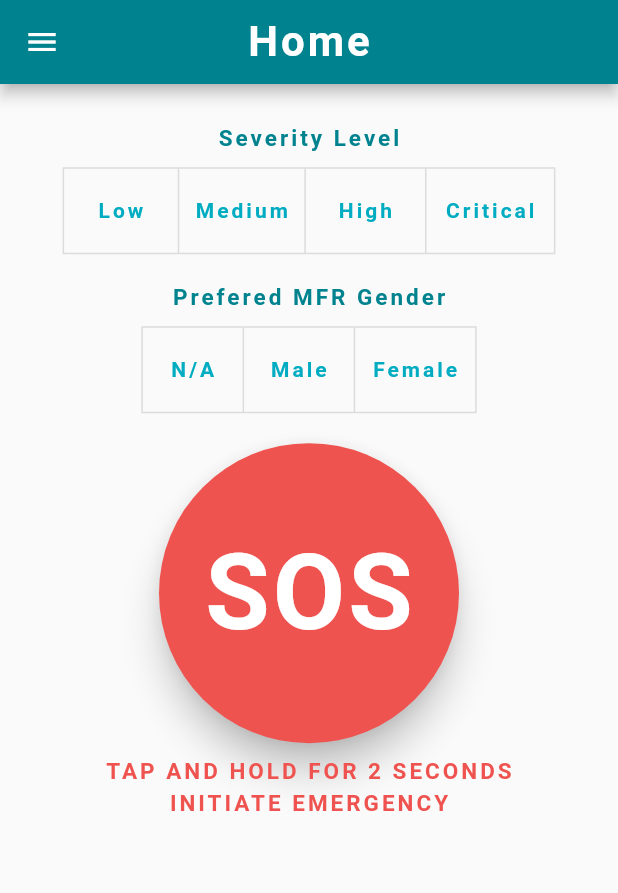
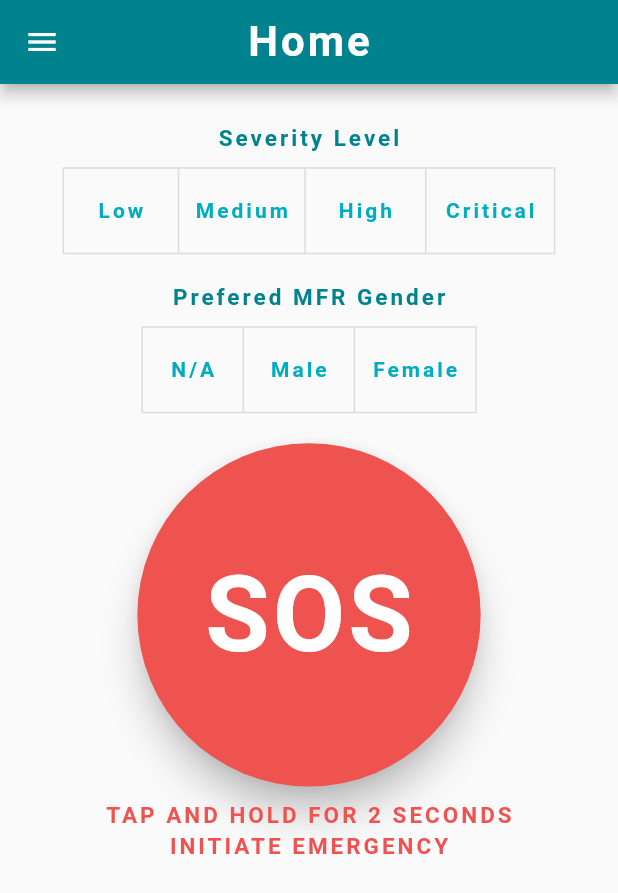
Before and after one commit to HannanNaeem/emsdirect, a Flutter app: the screen it shows after launch, on a phone screen of 412 x 824 dp. Shown: the top 893 px of the screen. Run offline on Flutter 3.47's test engine with Material 2 defaults, Android fonts, the phone set to English and light mode, and no system bars; Roboto replaces fonts that are missing (HelveticaNeue).

Commit message:
Drawer fixed

```diff
--- a/lib/pages/student_home.dart
+++ b/lib/pages/student_home.dart
@@ -14,6 +14,9 @@ class _StudentHomeState extends State<StudentHome> {
   int _gender = 0;
   int _severityLevel = 0;
   bool _emergency = false;
+  int _rollnumber = 21100118;
+  int _contact = 03362356254;
+  String _email = '21100118@lums.edu.pk';
 
   @override
   Widget build(BuildContext context) {
@@ -44,26 +47,88 @@ class _StudentHomeState extends State<StudentHome> {
                       fontSize: 15,
                       fontFamily: 'HelveticaNeue',
                       fontWeight: FontWeight.bold,
-                      letterSpacing: 2.0,
+                      letterSpacing: 1.0,
                     ),
                   ),
                   children: <Widget>[
+                    Container(
+                      constraints: BoxConstraints(maxWidth: width*0.75),
+                      child: Row(
+                        children: <Widget>[
                           Text(
-                      "Contact: 0362-2613598",
+                            'Rollnumber:',
                             style: TextStyle(
                               fontSize: 15,
                               fontFamily: 'HelveticaNeue',
                               fontWeight: FontWeight.bold,
-                        letterSpacing: 2.0,
+                              letterSpacing: 1.0,
                             ),
                           ),
+                          SizedBox(width: 2.0),
                           Text(
-                      'Email: 2100118@lums.edu.pk',
+                              '$_rollnumber',
                             style: TextStyle(
                               fontSize: 15,
                               fontFamily: 'HelveticaNeue',
                               fontWeight: FontWeight.bold,
-                        letterSpacing: 2.0,
+                              letterSpacing: 1.0,
+                            ),
+                          ),
+                        ],
+                      ),
+                    ),
+                    SizedBox(height: 10.0),
+                    Container(
+                      constraints: BoxConstraints(maxWidth: width*0.75),
+                      child: Row(
+                        children: <Widget>[
+                          Text(
+                            'Email:',
+                            style: TextStyle(
+                              fontSize: 15,
+                              fontFamily: 'HelveticaNeue',
+                              fontWeight: FontWeight.bold,
+                              letterSpacing: 1.0,
+                            ),
+                          ),
+                          SizedBox(width: 2.0),
+                          Text(
+                            _email,
+                            style: TextStyle(
+                              fontSize: 15,
+                              fontFamily: 'HelveticaNeue',
+                              fontWeight: FontWeight.bold,
+                              letterSpacing: 1.0,
+                            ),
+                          ),
+                        ],
+                      ),
+                    ),
+                    SizedBox(height: 10.0),
+                    Container(
+                      constraints: BoxConstraints(maxWidth: width*0.75),
+                      child: Row(
+                        children: <Widget>[
+                          Text(
+                            'Contact:',
+                            style: TextStyle(
+                              fontSize: 15,
+                              fontFamily: 'HelveticaNeue',
+                              fontWeight: FontWeight.bold,
+                              letterSpacing: 1.0,
+                            ),
+                          ),
+                          SizedBox(width: 1.0),
+                          Text(
+                            '$_contact',
+                            style: TextStyle(
+                              fontSize: 15,
+                              fontFamily: 'HelveticaNeue',
+                              fontWeight: FontWeight.bold,
+                              letterSpacing: 1.0,
+                            ),
+                          ),
+                        ],
                       ),
                     ),
                   ],
@@ -202,9 +267,10 @@ class _StudentHomeState extends State<StudentHome> {
                 ),
                 SizedBox(height: 10.0),
                 ToggleButtons(
+                  constraints: BoxConstraints(maxWidth: width/1.1),
                   children: <Widget>[
                     Padding(
-                      padding: const EdgeInsets.fromLTRB(22, 20, 22, 20),
+                      padding:  EdgeInsets.fromLTRB(22, 20, 22, 20),
                       child: Text(
                           "Low",
                         style: TextStyle(
@@ -215,7 +281,7 @@ class _StudentHomeState extends State<StudentHome> {
                       ),
                     ),
                     Padding(
-                      padding: const EdgeInsets.fromLTRB(10, 20, 10, 20),
+                      padding:  EdgeInsets.fromLTRB(10, 20, 10, 20),
                       child: Text(
                           "Medium",
                         style: TextStyle(
@@ -226,7 +292,7 @@ class _StudentHomeState extends State<StudentHome> {
                       ),
                     ),
                     Padding(
-                      padding: const EdgeInsets.fromLTRB(21, 20, 21, 20),
+                      padding:  EdgeInsets.fromLTRB(21, 20, 21, 20),
                       child: Text(
                           "High",
                         style: TextStyle(
@@ -237,7 +303,7 @@ class _StudentHomeState extends State<StudentHome> {
                       ),
                     ),
                     Padding(
-                      padding: const EdgeInsets.fromLTRB(12, 20, 12, 20),
+                      padding:  EdgeInsets.fromLTRB(12, 20, 12, 20),
                       child: Text(
                           "Critical",
                         style: TextStyle(
@@ -279,9 +345,10 @@ class _StudentHomeState extends State<StudentHome> {
                 ),
                 SizedBox(height: 10.0),
                 ToggleButtons(
+                  constraints: BoxConstraints(maxWidth: width/1.1),
                   children: <Widget>[
                     Padding(
-                      padding: const EdgeInsets.fromLTRB(18, 20, 18, 20),
+                      padding:  EdgeInsets.fromLTRB(18, 20, 18, 20),
                       child: Text(
                           "N/A",
                         style: TextStyle(
@@ -292,7 +359,7 @@ class _StudentHomeState extends State<StudentHome> {
                       ),
                     ),
                     Padding(
-                      padding: const EdgeInsets.fromLTRB(17, 20, 17, 20),
+                      padding:  EdgeInsets.fromLTRB(17, 20, 17, 20),
                       child: Text(
                           "Male",
                         style: TextStyle(
@@ -303,7 +370,7 @@ class _StudentHomeState extends State<StudentHome> {
                       ),
                     ),
                     Padding(
-                      padding: const EdgeInsets.fromLTRB(11, 20, 11, 20),
+                      padding:  EdgeInsets.fromLTRB(11, 20, 11, 20),
                       child: Text(
                           "Female",
                         style: TextStyle(
@@ -342,10 +409,12 @@ class _StudentHomeState extends State<StudentHome> {
                     onLongPress: () {
                       Navigator.of(context).pushNamed('/live_status');
                       print("emergency initiated");
+                      print(width);
+                      print(height);
                     },
                     fillColor: Colors.red[400],
                     elevation: 10.0,
-                    constraints: BoxConstraints(minHeight: 200, minWidth: 200),
+                    constraints: BoxConstraints(minHeight: width/1.8, minWidth: width/1.8),
                     child: Text(
                       'SOS',
                       style: TextStyle(
@@ -357,7 +426,7 @@ class _StudentHomeState extends State<StudentHome> {
                       ),
                     ),
                     shape: RoundedRectangleBorder(
-                      borderRadius: BorderRadius.circular(200),
+                      borderRadius: BorderRadius.circular(width/1.8),
                     )
                 ),
                 SizedBox(height: 10),
```
Also changed, not shown: lib/pages/live_status.dart (+71 -6 lines). Lines whose indentation alone changed are shown as unchanged.
